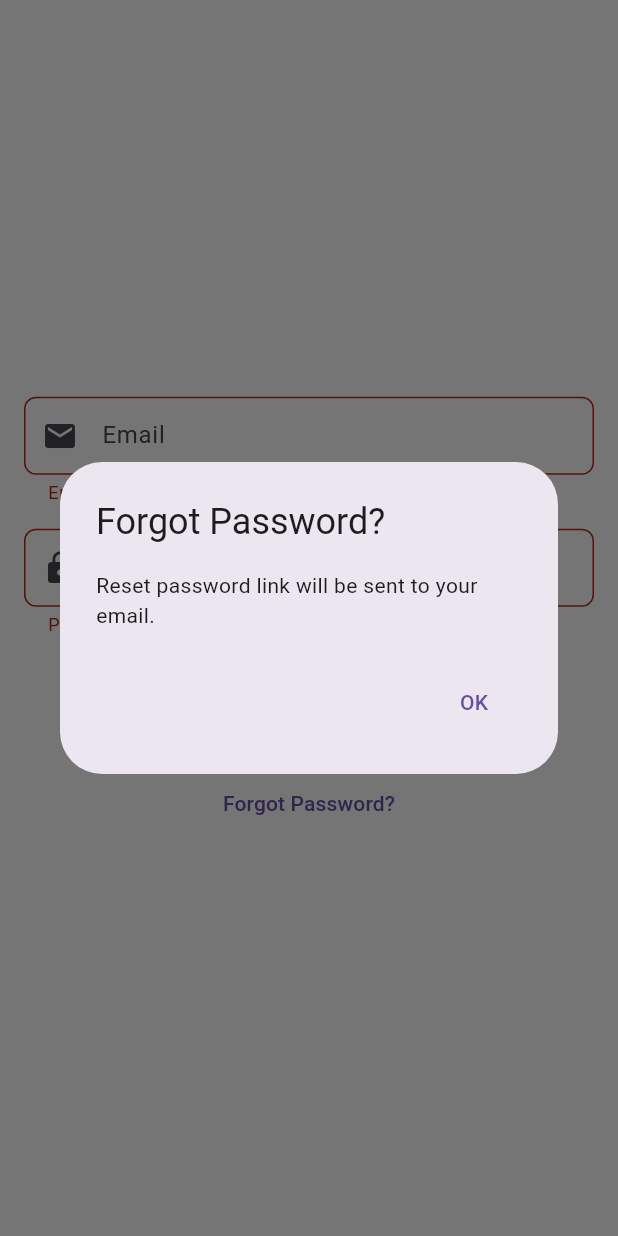
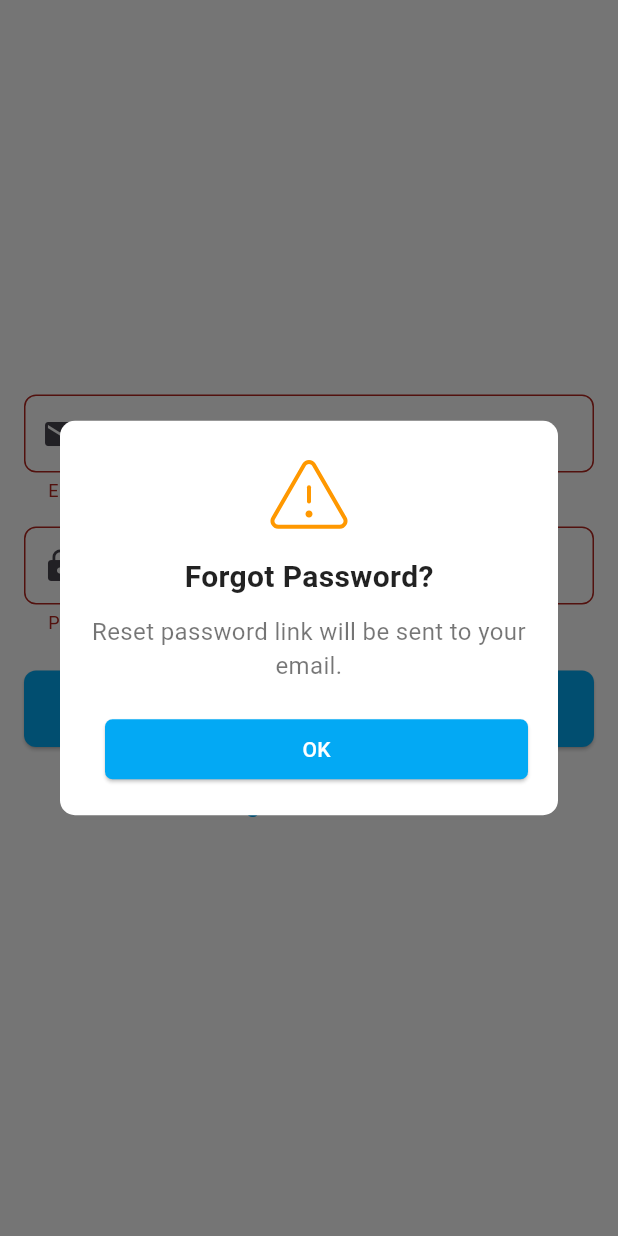
Before and after one commit to Surajit-Roy/edusmart, a Flutter app: the LoginScreen screen opened directly, after a tap on "Login", after a tap on "Forgot Password?", on a phone screen of 412 x 824 dp. Run offline on Flutter 3.47's test engine with Material 3 defaults, Android fonts, the phone set to English and light mode, and no system bars; our stand-ins replace cloud_firestore, firebase_auth, firebase_core, flutter_riverpod, flutter_svg; accounts and stored records are empty.

Commit message:
Implemented custom dialog and modified the login and register logic

```diff
--- a/lib/assets/lang/bn.json
+++ b/lib/assets/lang/bn.json
@@ -13,5 +13,9 @@
   "full_name": "পুরো নাম",
   "forgot_desc": "পাসওয়ার্ড রিসেট করার লিঙ্ক আপনার ইমেইলে পাঠানো হবে।",
   "emailAlreadyRegister": "ইমেল ইতিমধ্যে নিবন্ধিত",
-  "logout_successful": "লগআউট সফল!"
+  "logout_successful": "লগআউট সফল!",
+  "exit": "প্রস্থান করুন",
+  "exit_msg": "তুমি কি নিশ্চিত যে তুমি বেরিয়ে যেতে চাও?",
+  "signin": "সাইন ইন করুন",
+  "alreadyAcc": "ইতিমধ্যে একটি অ্যাকাউন্ট আছে? "
 }
--- a/lib/assets/lang/en.json
+++ b/lib/assets/lang/en.json
@@ -13,5 +13,9 @@
   "full_name": "Full Name",
   "forgot_desc": "Reset password link will be sent to your email.",
   "emailAlreadyRegister": "Email already registered",
-  "logout_successful": "Logout Successful!"
+  "logout_successful": "Logout Successful!",
+  "exit": "Exit",
+  "exit_msg": "Are you sure you want to exit?",
+  "signin": "Sign in",
+  "alreadyAcc": "Already have an account? "
 }
--- a/lib/assets/lang/hi.json
+++ b/lib/assets/lang/hi.json
@@ -13,5 +13,9 @@
   "full_name": "पूरा नाम",
   "forgot_desc": "पासवर्ड रीसेट लिंक आपके ईमेल पर भेजा जाएगा।",
   "emailAlreadyRegister": "ईमेल पहले से ही पंजीकृत है",
-  "logout_successful": "लॉगआउट सफल!"
+  "logout_successful": "लॉगआउट सफल!",
+  "exit": "निकास",
+  "exit_msg": "क्या आप निश्चित हैं आपकी बाहर निकलने की इच्छा है?",
+  "signin": "साइन इन करें",
+  "alreadyAcc": "क्या आपके पास पहले से एक खाता मौजूद है? "
 }
--- /dev/null
+++ b/lib/core/utils/images.dart
@@ -0,0 +1,4 @@
+const success = 'lib/assets/images/success.svg';
+const failure = 'lib/assets/images/Failure.svg';
+const warning = 'lib/assets/images/Warning.svg';
+const info = 'lib/assets/images/info.svg';
--- a/lib/features/auth/view/login_screen.dart
+++ b/lib/features/auth/view/login_screen.dart
@@ -1,11 +1,32 @@
+import 'dart:io';
+
+import 'package:edusmart/config/app_strings.dart';
 import 'package:edusmart/features/auth/widgets/login_form.dart';
+import 'package:edusmart/widgets/custom_dialog.dart';
 import 'package:flutter/material.dart';
 
 class LoginScreen extends StatelessWidget {
   const LoginScreen({super.key});
 
+  // @override
+  // Widget build(BuildContext context) {
+  //   return Scaffold(body: LoginForm());
+  // }
+
   @override
-  Widget build(BuildContext context) {
-    return Scaffold(body: LoginForm());
-  }
+  Widget build(BuildContext context) => PopScope(
+    canPop: false,
+    onPopInvokedWithResult: (didPop, result) {
+      if (didPop) return;
+      EduSmartDialog(
+        context: context,
+        dialogType: DialogType.warning,
+        title: AppStrings.getText(context, "exit"),
+        message: AppStrings.getText(context, "exit_msg"),
+        onConfirm: () => exit(0),
+        onCancel: () {},
+      );
+    },
+    child: SafeArea(child: Scaffold(body: LoginForm())),
+  );
 }
--- a/lib/features/auth/widgets/login_form.dart
+++ b/lib/features/auth/widgets/login_form.dart
@@ -1,8 +1,8 @@
 import 'package:edusmart/config/app_strings.dart';
 import 'package:edusmart/core/utils/validators.dart';
 import 'package:edusmart/features/auth/viewmodel/auth_viewmodel.dart';
-import 'package:edusmart/features/auth/widgets/forgot_password_dialog.dart';
 import 'package:edusmart/widgets/custom_button.dart';
+import 'package:edusmart/widgets/custom_dialog.dart';
 import 'package:edusmart/widgets/custom_textfield.dart';
 import 'package:edusmart/widgets/loading_indicator.dart';
 import 'package:flutter/material.dart';
@@ -28,10 +28,7 @@ class _LoginFormState extends ConsumerState<LoginForm> {
       setState(() => _isLoading = true);
       await ref
           .read(authViewModelProvider)
-            .login(
-              _emailController.text.trim(),
-              _passwordController.text.trim(),
-            );
+          .login(_emailController.text.trim(), _passwordController.text.trim());
       ScaffoldMessenger.of(context).showSnackBar(
         SnackBar(
           content: Text(AppStrings.getText(context, "login_successful")),
@@ -56,14 +53,12 @@ class _LoginFormState extends ConsumerState<LoginForm> {
           content: Text(AppStrings.getText(context, "logout_successful")),
         ),
       );
-
     } catch (e) {
-    ScaffoldMessenger.of(context).showSnackBar(
-      SnackBar(content: Text("Error: ${e.toString()}")),
-    );
+      ScaffoldMessenger.of(
+        context,
+      ).showSnackBar(SnackBar(content: Text("Error: ${e.toString()}")));
     }
   }
-
 
   @override
   Widget build(BuildContext context) {
@@ -89,17 +84,30 @@ class _LoginFormState extends ConsumerState<LoginForm> {
               validator: Validators.validatePassword,
             ),
             const SizedBox(height: 24),
-            _isLoading ? EduSmartLoadingIndicator() :
-            EduSmartButton(
+            _isLoading
+                ? EduSmartLoadingIndicator()
+                : SizedBox(
+                  width: double.infinity,
+                  child: EduSmartButton(
+                    bgColor: Colors.lightBlue,
+                    txtColor: Colors.white,
                     text: AppStrings.getText(context, "login"),
                     onPressed: _login,
                   ),
+                ),
             const SizedBox(height: 12),
-            TextButton(
+            EduSmartTextButton(
+              text: AppStrings.getText(context, "forgot_pass"),
+              color: Colors.lightBlue,
               onPressed: () {
-                showForgotPasswordDialog(context);
-              }, // Implement forgot password logic
-              child: Text(AppStrings.getText(context, "forgot_pass")),
+                EduSmartDialog(
+                  context: context,
+                  title: AppStrings.getText(context, "forgot_pass"),
+                  message: AppStrings.getText(context, "forgot_desc"),
+                  dialogType: DialogType.warning,
+                  onConfirm: () {},
+                );
+              },
             ),
           ],
         ),
--- a/lib/widgets/custom_button.dart
+++ b/lib/widgets/custom_button.dart
@@ -39,11 +39,15 @@ import 'package:flutter/material.dart';
 class EduSmartButton extends StatelessWidget {
   final String text;
   final VoidCallback onPressed;
+  final Color bgColor;
+  final Color txtColor;
   final bool isLoading;
 
   const EduSmartButton({
     Key? key,
     required this.text,
+    required this.bgColor,
+    required this.txtColor,
     required this.onPressed,
     this.isLoading = false,
   }) : super(key: key);
@@ -53,6 +57,7 @@ class EduSmartButton extends StatelessWidget {
     return ElevatedButton(
       onPressed: isLoading ? null : onPressed,
       style: ElevatedButton.styleFrom(
+        backgroundColor: bgColor,
         padding: EdgeInsets.symmetric(vertical: 14),
         shape: RoundedRectangleBorder(borderRadius: BorderRadius.circular(8)),
       ),
@@ -63,7 +68,32 @@ class EduSmartButton extends StatelessWidget {
                 width: 20,
                 child: CircularProgressIndicator(strokeWidth: 2),
               )
-              : Text(text, style: TextStyle(fontSize: 16)),
+              : Text(text, style: TextStyle(fontSize: 16, color: txtColor)),
     );
   }
 }
+
+//Text Button
+class EduSmartTextButton extends StatelessWidget {
+  final String text;
+  final Color color;
+  final VoidCallback onPressed;
+
+  const EduSmartTextButton({
+    super.key,
+    required this.text,
+    required this.color,
+    required this.onPressed,
+  });
+
+  @override
+  Widget build(BuildContext context) {
+    return TextButton(
+      onPressed: onPressed,
+      style: TextButton.styleFrom(
+        padding: const EdgeInsets.symmetric(vertical: 14, horizontal: 16),
+      ),
+      child: Text(text, style: TextStyle(fontSize: 16, color: color)),
+    );
+  }
+}
--- /dev/null
+++ b/lib/widgets/custom_dialog.dart
@@ -0,0 +1,122 @@
+import 'package:flutter/material.dart';
+import 'package:flutter_svg/flutter_svg.dart';
+import 'package:edusmart/core/utils/images.dart';
+
+enum DialogType { error, success, warning, info, delete }
+
+class EduSmartDialog {
+  final String title;
+  final String message;
+  final DialogType dialogType;
+  final VoidCallback onConfirm;
+  final VoidCallback? onCancel;
+
+  EduSmartDialog({
+    required BuildContext context,
+    required this.title,
+    required this.message,
+    required this.dialogType,
+    required this.onConfirm,
+    this.onCancel,
+  }) {
+    showcustomDialog(context);
+  }
+
+  String _getImagePath() {
+    switch (dialogType) {
+      case DialogType.error:
+        return failure;
+      case DialogType.warning:
+        return warning;
+      case DialogType.info:
+        return info;
+      case DialogType.success:
+        return success;
+      case DialogType.delete:
+        return warning;
+    }
+  }
+
+  void showcustomDialog(BuildContext context) {
+    showDialog(
+      context: context,
+      barrierDismissible: false,
+      builder:
+          (context) => Dialog(
+            shape: RoundedRectangleBorder(
+              borderRadius: BorderRadius.circular(10.0),
+            ),
+            backgroundColor: Colors.white,
+            child: Padding(
+              padding: const EdgeInsets.all(20.0),
+              child: Column(
+                mainAxisSize: MainAxisSize.min,
+                children: [
+                  SvgPicture.asset(_getImagePath(), width: 60, height: 60),
+                  const SizedBox(height: 10),
+                  if (title.isNotEmpty)
+                    Text(
+                      title,
+                      style: const TextStyle(
+                        color: Colors.black87,
+                        fontSize: 20,
+                        fontWeight: FontWeight.bold,
+                      ),
+                    ),
+                  const SizedBox(height: 10),
+                  Text(
+                    message,
+                    style: const TextStyle(color: Colors.black54, fontSize: 16),
+                    textAlign: TextAlign.center,
+                  ),
+                  const SizedBox(height: 20),
+                  Row(
+                    mainAxisAlignment: MainAxisAlignment.spaceEvenly,
+                    children: [
+                      if (onCancel != null)
+                        Expanded(
+                          child: ElevatedButton(
+                            onPressed: () {
+                              Navigator.of(context).pop();
+                              onCancel?.call();
+                            },
+                            style: ElevatedButton.styleFrom(
+                              backgroundColor: Colors.grey,
+                              shape: RoundedRectangleBorder(
+                                borderRadius: BorderRadius.circular(5),
+                              ),
+                            ),
+                            child: const Text(
+                              "Cancel",
+                              style: TextStyle(color: Colors.white),
+                            ),
+                          ),
+                        ),
+                      SizedBox(width: 10),
+                      Expanded(
+                        child: ElevatedButton(
+                          onPressed: () {
+                            Navigator.of(context).pop();
+                            onConfirm.call();
+                          },
+                          style: ElevatedButton.styleFrom(
+                            backgroundColor: Colors.lightBlue,
+                            shape: RoundedRectangleBorder(
+                              borderRadius: BorderRadius.circular(5),
+                            ),
+                          ),
+                          child: const Text(
+                            "OK",
+                            style: TextStyle(color: Colors.white),
+                          ),
+                        ),
+                      ),
+                    ],
+                  ),
+                ],
+              ),
+            ),
+          ),
+    );
+  }
+}
--- a/pubspec.yaml
+++ b/pubspec.yaml
@@ -38,6 +38,7 @@ dependencies:
   firebase_auth: ^5.5.1
   cloud_firestore: ^5.6.5
   firebase_messaging: ^15.2.4
+  flutter_svg: ^2.0.17
 
   # The following adds the Cupertino Icons font to your application.
   # Use with the CupertinoIcons class for iOS style icons.
@@ -67,7 +68,7 @@ flutter:
 
   # To add assets to your application, add an assets section, like this:
   assets:
-    # - lib/assets/images/
+    - lib/assets/images/
     - lib/assets/lang/bn.json
     - lib/assets/lang/en.json
     - lib/assets/lang/hi.json
```
Also changed, not shown: lib/features/auth/widgets/register_form.dart (+33 -1 lines), lib/widgets/loading_indicator.dart (+9 -2 lines), lib/assets/images/Failure.svg (added), lib/assets/images/Info.svg (added), lib/assets/images/Warning.svg (added), lib/assets/images/success.svg (added). Lines whose indentation alone changed are shown as unchanged.
